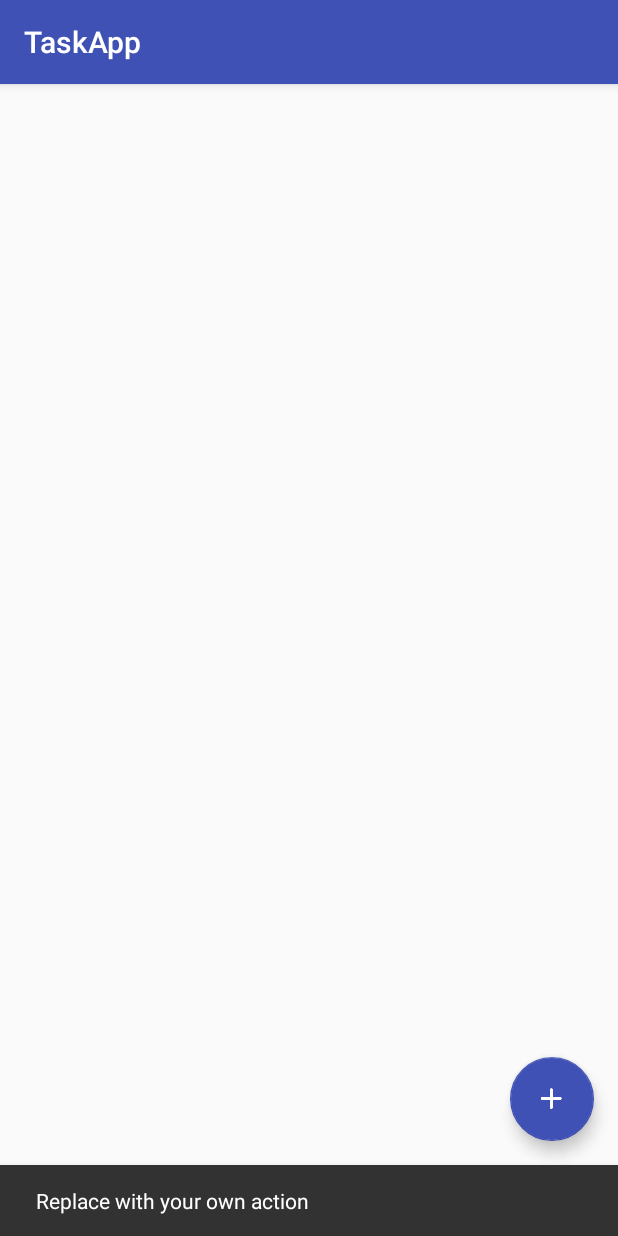
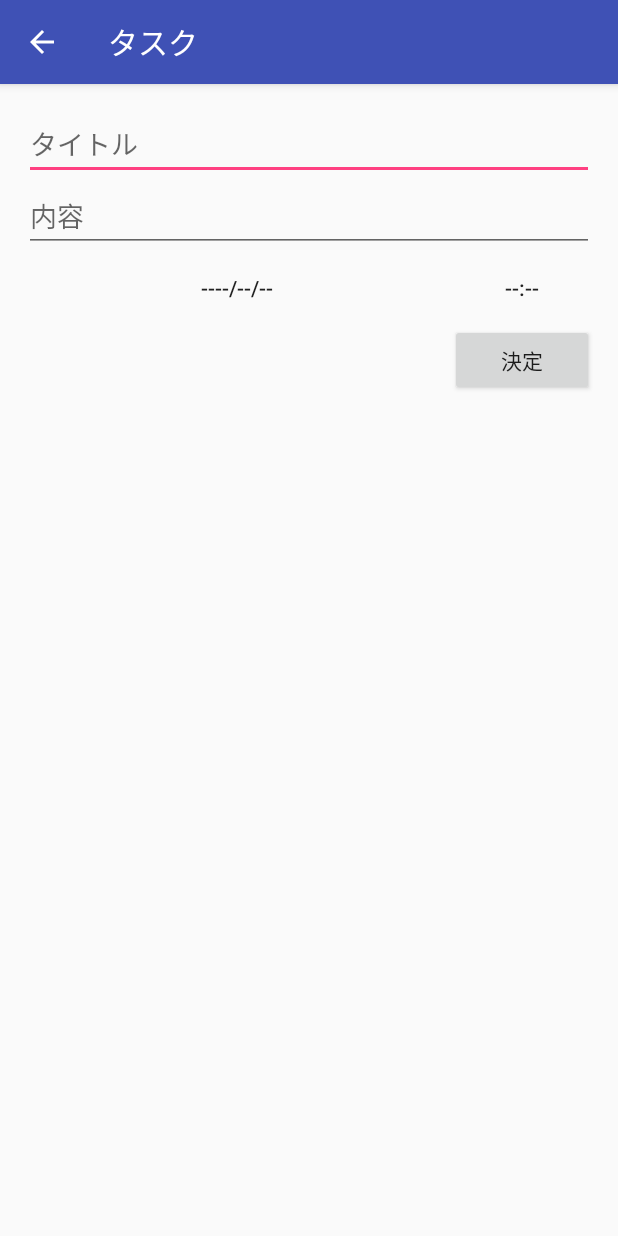
Before and after one commit to ym-dev/JotHere01, an Android app: the screen it shows after launch (MainActivity before the commit, InputActivity after it), after a tap on an icon or button, on a phone screen of 412 x 824 dp. Run offline under Robolectric (Android 15) with nearby library versions, the phone set to English and light mode, and no system bars; libraries missing offline, so code that uses them is left out: io.realm; 6 statements that could not run were skipped.

Commit message:
6. タスクを入力・編集する画面 実装完了

```diff
--- /dev/null
+++ b/app/src/main/java/jp/techacademy/murai/yusuke/taskapp/InputActivity.java
@@ -0,0 +1,157 @@
+package jp.techacademy.murai.yusuke.taskapp;
+
+
+import android.app.DatePickerDialog;
+import android.app.TimePickerDialog;
+import android.content.Intent;
+import android.os.Bundle;
+import android.support.v7.app.AppCompatActivity;
+import android.support.v7.widget.Toolbar;
+import android.view.View;
+import android.widget.Button;
+import android.widget.DatePicker;
+import android.widget.EditText;
+import android.widget.TimePicker;
+
+import java.util.Calendar;
+import java.util.Date;
+import java.util.GregorianCalendar;
+
+import io.realm.Realm;
+import io.realm.RealmResults;
+
+public class InputActivity extends AppCompatActivity {
+
+    private int mYear, mMonth, mDay, mHour, mMinute;
+    private Button mDateButton, mTimeButton;
+    private EditText mTitleEdit, mContentEdit;
+    private Task mTask;
+    private View.OnClickListener mOnDateClickListener = new View.OnClickListener() {
+        @Override
+        public void onClick(View v) {
+            DatePickerDialog datePickerDialog = new DatePickerDialog(InputActivity.this,
+                    new DatePickerDialog.OnDateSetListener() {
+                        @Override
+                        public void onDateSet(DatePicker view, int year, int monthOfYear, int dayOfMonth) {
+                            mYear = year;
+                            mMonth = monthOfYear;
+                            mDay = dayOfMonth;
+                            String dateString = mYear + "/" + String.format("%02d",(mMonth + 1)) + "/" + String.format("%02d", mDay);
+                            mDateButton.setText(dateString);
+                        }
+                    }, mYear, mMonth, mDay);
+            datePickerDialog.show();
+        }
+    };
+
+    private View.OnClickListener mOnTimeClickListener = new View.OnClickListener() {
+        @Override
+        public void onClick(View v) {
+            TimePickerDialog timePickerDialog = new TimePickerDialog(InputActivity.this,
+                    new TimePickerDialog.OnTimeSetListener() {
+                        @Override
+                        public void onTimeSet(TimePicker view, int hourOfDay, int minute) {
+                            mHour = hourOfDay;
+                            mMinute = minute;
+                            String timeString = String.format("%02d", mHour) + ":" + String.format("%02d", mMinute);
+                            mTimeButton.setText(timeString);
+                        }
+                    }, mHour, mMinute, false);
+            timePickerDialog.show();
+        }
+    };
+
+    private View.OnClickListener mOnDoneClickListener = new View.OnClickListener() {
+        @Override
+        public void onClick(View v) {
+            addTask();
+            finish();
+        }
+    };
+
+    @Override
+    protected void onCreate(Bundle savedInstanceState) {
+        super.onCreate(savedInstanceState);
+        setContentView(R.layout.activity_input);
+
+        // ActionBarを設定する
+        Toolbar toolbar = (Toolbar) findViewById(R.id.toolbar);
+        setSupportActionBar(toolbar);
+        if (getSupportActionBar() != null) {
+            getSupportActionBar().setDisplayHomeAsUpEnabled(true);
+        }
+
+        // UI部品の設定
+        mDateButton = (Button)findViewById(R.id.date_button);
+        mDateButton.setOnClickListener(mOnDateClickListener);
+        mTimeButton = (Button)findViewById(R.id.times_button);
+        mTimeButton.setOnClickListener(mOnTimeClickListener);
+        findViewById(R.id.done_button).setOnClickListener(mOnDoneClickListener);
+        mTitleEdit = (EditText)findViewById(R.id.title_edit_text);
+        mContentEdit = (EditText)findViewById(R.id.content_edit_text);
+
+        Intent intent = getIntent();
+        mTask = (Task) intent.getSerializableExtra(MainActivity.EXTRA_TASK);
+
+        if (mTask == null) {
+            // 新規作成の場合
+            Calendar calendar = Calendar.getInstance();
+            mYear = calendar.get(Calendar.YEAR);
+            mMonth = calendar.get(Calendar.MONTH);
+            mDay = calendar.get(Calendar.DAY_OF_MONTH);
+            mHour = calendar.get(Calendar.HOUR_OF_DAY);
+            mMinute = calendar.get(Calendar.MINUTE);
+        } else {
+            // 更新の場合
+            mTitleEdit.setText(mTask.getTitle());
+            mContentEdit.setText(mTask.getContents());
+
+            Calendar calendar = Calendar.getInstance();
+            calendar.setTime(mTask.getDate());
+            mYear = calendar.get(Calendar.YEAR);
+            mMonth = calendar.get(Calendar.MONTH);
+            mDay = calendar.get(Calendar.DAY_OF_MONTH);
+            mHour = calendar.get(Calendar.HOUR_OF_DAY);
+            mMinute = calendar.get(Calendar.MINUTE);
+
+            String dateString = mYear + "/" + String.format("%02d",(mMonth + 1)) + "/" + String.format("%02d", mDay);
+            String timeString = String.format("%02d", mHour) + ":" + String.format("%02d", mMinute);
+            mDateButton.setText(dateString);
+            mTimeButton.setText(timeString);
+        }
+    }
+
+    private void addTask() {
+        Realm realm = Realm.getDefaultInstance();
+
+        if (mTask == null) {
+            // 新規作成の場合
+            mTask = new Task();
+
+            RealmResults<Task> taskRealmResults = realm.where(Task.class).findAll();
+
+            int identifier;
+            if (taskRealmResults.max("id") != null) {
+                identifier = taskRealmResults.max("id").intValue() + 1;
+            } else {
+                identifier = 0;
+            }
+            mTask.setId(identifier);
+        }
+
+        String title = mTitleEdit.getText().toString();
+        String content = mContentEdit.getText().toString();
+
+        mTask.setTitle(title);
+        mTask.setContents(content);
+        GregorianCalendar calendar = new GregorianCalendar(mYear,mMonth,mDay,mHour,mMinute);
+        Date date = calendar.getTime();
+        mTask.setDate(date);
+
+        realm.beginTransaction();
+        realm.copyToRealmOrUpdate(mTask);
+        realm.commitTransaction();
+
+        realm.close();
+    }
+}
--- /dev/null
+++ b/app/src/main/res/layout/activity_input.xml
@@ -0,0 +1,27 @@
+<?xml version="1.0" encoding="utf-8"?>
+<android.support.design.widget.CoordinatorLayout
+    xmlns:android="http://schemas.android.com/apk/res/android"
+    xmlns:app="http://schemas.android.com/apk/res-auto"
+    xmlns:tools="http://schemas.android.com/tools"
+    android:layout_width="match_parent"
+    android:layout_height="match_parent"
+    android:fitsSystemWindows="true"
+    tools:context="jp.techacademy.murai.yusuke.taskapp.InputActivity">
+
+    <android.support.design.widget.AppBarLayout
+        android:layout_width="match_parent"
+        android:layout_height="wrap_content"
+        android:theme="@style/AppTheme.AppBarOverlay">
+
+        <android.support.v7.widget.Toolbar
+            android:id="@+id/toolbar"
+            android:layout_width="match_parent"
+            android:layout_height="?attr/actionBarSize"
+            android:background="?attr/colorPrimary"
+            app:popupTheme="@style/AppTheme.PopupOverlay"/>
+
+    </android.support.design.widget.AppBarLayout>
+
+    <include layout="@layout/content_input"/>
+
+</android.support.design.widget.CoordinatorLayout>
--- /dev/null
+++ b/app/src/main/res/layout/content_input.xml
@@ -0,0 +1,52 @@
+<?xml version="1.0" encoding="utf-8"?>
+<RelativeLayout
+    xmlns:android="http://schemas.android.com/apk/res/android"
+    xmlns:app="http://schemas.android.com/apk/res-auto"
+    xmlns:tools="http://schemas.android.com/tools"
+    android:layout_width="match_parent"
+    android:layout_height="match_parent"
+    android:paddingBottom="@dimen/activity_vertical_margin"
+    android:paddingLeft="@dimen/activity_horizontal_margin"
+    android:paddingRight="@dimen/activity_horizontal_margin"
+    android:paddingTop="@dimen/activity_vertical_margin"
+    app:layout_behavior="@string/appbar_scrolling_view_behavior"
+    tools:context="jp.techacademy.murai.yusuke.taskapp.InputActivity"
+    tools:showIn="@layout/activity_input">
+
+    <EditText
+        android:id="@+id/title_edit_text"
+        android:layout_width="match_parent"
+        android:layout_height="wrap_content"
+        android:hint="タイトル" />
+    <EditText
+        android:id="@+id/content_edit_text"
+        android:layout_width="match_parent"
+        android:layout_height="wrap_content"
+        android:layout_below="@id/title_edit_text"
+        android:hint="内容" />
+    <Button
+        android:id="@+id/date_button"
+        android:layout_width="0dp"
+        android:layout_height="wrap_content"
+        android:layout_below="@id/content_edit_text"
+        android:layout_alignParentStart="true"
+        android:layout_toLeftOf="@+id/times_button"
+        android:text="----/--/--"
+        style="@style/Widget.AppCompat.Button.Borderless" />
+    <Button
+        android:id="@id/times_button"
+        android:layout_width="96dp"
+        android:layout_height="wrap_content"
+        android:layout_below="@id/content_edit_text"
+        android:layout_alignParentRight="true"
+        android:text="--:--"
+        style="@style/Widget.AppCompat.Button.Borderless" />
+    <Button
+        android:id="@+id/done_button"
+        android:layout_width="96dp"
+        android:layout_height="wrap_content"
+        android:layout_below="@id/times_button"
+        android:layout_alignParentRight="true"
+        android:text="決定" />
+
+</RelativeLayout>
```
Also changed, not shown: app/src/main/AndroidManifest.xml (+10 -0 lines), app/src/main/java/jp/techacademy/murai/yusuke/taskapp/MainActivity.java (+36 -4 lines).
